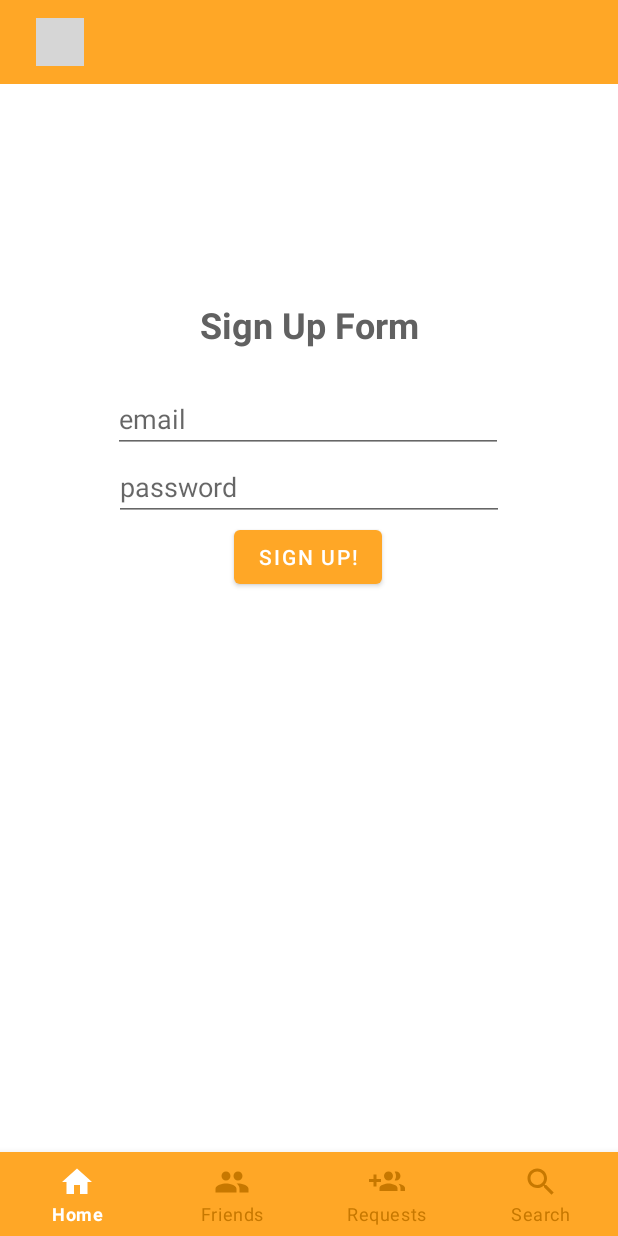
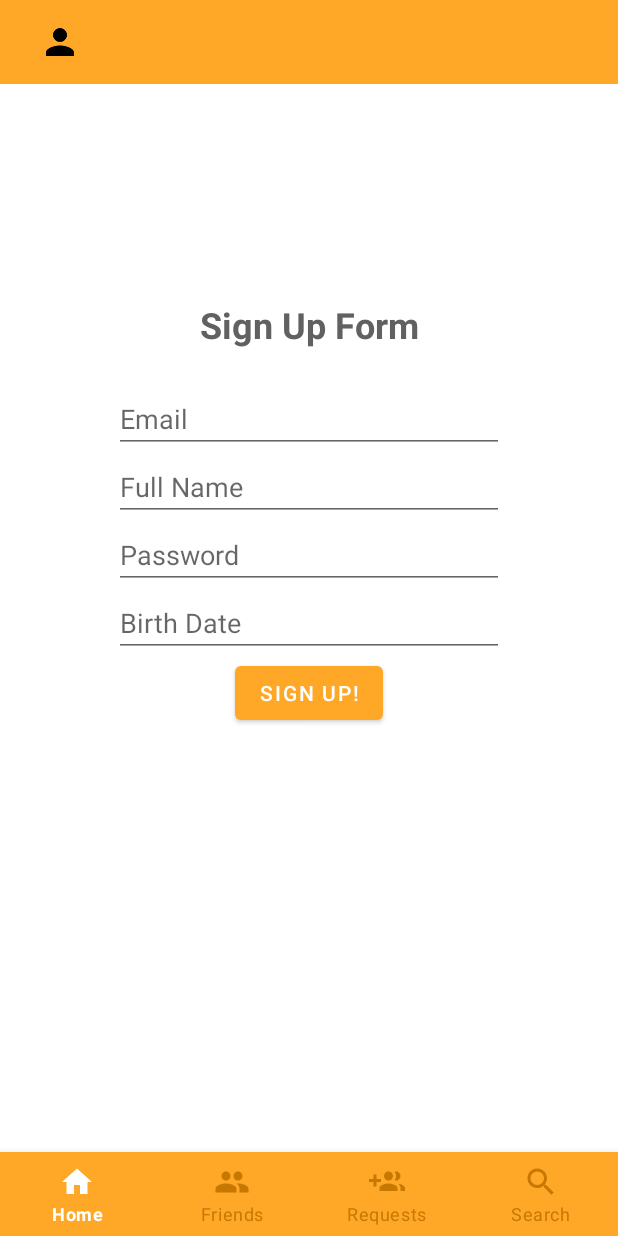
Before and after one commit to andreisimi96/feedback4me, an Android app: the fragment SignUpFragment placed in its activity, on a phone screen of 412 x 824 dp. Run offline under Robolectric (Android 15) with nearby library versions, the phone set to English and light mode, and no system bars; our stand-ins replace Firebase (no records; nobody signed in at launch, a user with empty details on screens opened directly); Roboto replaces fonts that are not available here; 1 statement that could not run was skipped; grey boxes are pictures that could not be loaded.

Commit message:
Refactoring and many improvements for the Sign Up screen.

```diff
--- a/app/build.gradle
+++ b/app/build.gradle
@@ -28,8 +28,8 @@ dependencies {
     implementation 'com.google.firebase:firebase-analytics:17.2.1'
     implementation 'com.google.firebase:firebase-auth:19.2.0'
     implementation 'com.google.firebase:firebase-firestore:21.3.1'
+    implementation 'com.google.firebase:firebase-database:19.2.0'
     implementation 'com.google.android.gms:play-services-auth:17.0.0'
-
     testImplementation 'junit:junit:4.12'
     androidTestImplementation 'androidx.test.ext:junit:1.1.1'
     androidTestImplementation 'androidx.test.espresso:espresso-core:3.2.0'
--- a/app/src/main/java/com/example/feedback4me/LoginActivity.java
+++ b/app/src/main/java/com/example/feedback4me/LoginActivity.java
@@ -11,7 +11,7 @@ import android.view.View;
 import android.widget.TextView;
 import android.widget.Toast;
 
-import com.example.feedback4me.LoginFragments.SignUpFragment;
+import com.example.feedback4me.UserFragments.SignUpFragment;
 import com.google.android.gms.auth.api.signin.GoogleSignIn;
 import com.google.android.gms.auth.api.signin.GoogleSignInAccount;
 import com.google.android.gms.auth.api.signin.GoogleSignInClient;
--- a/app/src/main/java/com/example/feedback4me/LoginFragments/SignUpFragment.java
+++ /dev/null
@@ -1,61 +0,0 @@
-package com.example.feedback4me.LoginFragments;
-
-import android.os.Bundle;
-
-import androidx.fragment.app.Fragment;
-
-import android.view.LayoutInflater;
-import android.view.View;
-import android.view.ViewGroup;
-import android.widget.Button;
-import android.widget.EditText;
-import android.widget.TextView;
-
-import com.example.feedback4me.R;
-
-public class SignUpFragment extends Fragment
-{
-
-
-    public SignUpFragment() {}
-
-    public static SignUpFragment newInstance()
-    {
-        SignUpFragment fragment = new SignUpFragment();
-        return fragment;
-    }
-
-    @Override
-    public void onCreate(Bundle savedInstanceState)
-    {
-        super.onCreate(savedInstanceState);
-    }
-
-    @Override
-    public View onCreateView(LayoutInflater inflater, ViewGroup container,
-                             Bundle savedInstanceState)
-    {
-        View rootView = inflater.inflate(R.layout.fragment_sign_up, container, false);
-
-        /*
-           On click -> send request to firebase auth
-         */
-        Button signUpButton = rootView.findViewById(R.id.signup_button);
-        TextView email = rootView.findViewById(R.id.edit_text_email_signup);
-        EditText password = rootView.findViewById(R.id.edit_text_password_signup);
-        signUpButton.setOnClickListener(new View.OnClickListener()
-        {
-            @Override
-            public void onClick(View v)
-            {
-                String
-            }
-        });
-
-
-
-        return rootView;
-    }
-
-
-}
--- a/app/src/main/java/com/example/feedback4me/MainActivity.java
+++ b/app/src/main/java/com/example/feedback4me/MainActivity.java
@@ -7,30 +7,23 @@ import androidx.fragment.app.Fragment;
 import androidx.fragment.app.FragmentTransaction;
 
 import android.content.Intent;
-import android.media.Image;
 import android.net.Uri;
 import android.os.Bundle;
-import android.provider.MediaStore;
-import android.util.Log;
 import android.view.MenuItem;
 import android.view.View;
 import android.widget.ImageView;
-import android.widget.TextView;
 
-import com.bumptech.glide.Glide;
 import com.example.feedback4me.NavigationFragments.FriendsFragment;
 import com.example.feedback4me.NavigationFragments.HomeFragment;
 import com.example.feedback4me.NavigationFragments.RequestsFragment;
 import com.example.feedback4me.NavigationFragments.SearchFragment;
-import com.example.feedback4me.SettingsFragments.UserSettingsFragment;
+import com.example.feedback4me.UserFragments.UserSettingsFragment;
+import com.example.feedback4me.Tools.GlideWrapper;
 import com.google.android.gms.auth.api.signin.GoogleSignIn;
-import com.google.android.gms.auth.api.signin.GoogleSignInClient;
 import com.google.android.gms.auth.api.signin.GoogleSignInOptions;
 import com.google.android.material.bottomnavigation.BottomNavigationView;
 import com.google.firebase.auth.FirebaseAuth;
 import com.google.firebase.auth.FirebaseUser;
-
-import org.w3c.dom.Text;
 
 public class MainActivity extends AppCompatActivity
 {
@@ -182,11 +175,7 @@ public class MainActivity extends AppCompatActivity
         if (user != null)
         {
             Uri photoUrl = user.getPhotoUrl();
-            Log.d("COME ON", "ceva e in neregula");
-            Glide.with(MainActivity.this)
-                    .load(photoUrl)
-                    .circleCrop()
-                    .into(user_avatar);
+            GlideWrapper.setAvatarFromUri(this, photoUrl, user_avatar);
         }
     }
 
--- a/app/src/main/java/com/example/feedback4me/NavigationFragments/HomeFragment.java
+++ b/app/src/main/java/com/example/feedback4me/NavigationFragments/HomeFragment.java
@@ -1,9 +1,6 @@
 package com.example.feedback4me.NavigationFragments;
 
-import android.content.Context;
 import android.content.Intent;
-import android.graphics.Bitmap;
-import android.graphics.BitmapFactory;
 import android.net.Uri;
 import android.os.Bundle;
 
@@ -15,10 +12,9 @@ import android.view.ViewGroup;
 import android.widget.ImageView;
 import android.widget.TextView;
 
-import com.bumptech.glide.Glide;
 import com.example.feedback4me.LoginActivity;
-import com.example.feedback4me.MainActivity;
 import com.example.feedback4me.R;
+import com.example.feedback4me.Tools.GlideWrapper;
 import com.google.firebase.auth.FirebaseAuth;
 import com.google.firebase.auth.FirebaseUser;
 
@@ -70,11 +66,7 @@ public class HomeFragment extends Fragment
             user_name.setText(name);
             user_email.setText(email);
 
-            Glide.with(this)
-                    .load(photoUrl)
-                    .circleCrop()
-                    .into(user_avatar);
-
+            GlideWrapper.setAvatarFromUri(getActivity(), photoUrl, user_avatar);
         }
         else
         {
--- /dev/null
+++ b/app/src/main/java/com/example/feedback4me/Tools/GlideWrapper.java
@@ -0,0 +1,27 @@
+package com.example.feedback4me.Tools;
+
+import android.app.Activity;
+import android.graphics.drawable.Drawable;
+import android.net.Uri;
+import android.widget.ImageView;
+import androidx.fragment.app.Fragment;
+
+import com.bumptech.glide.Glide;
+import com.bumptech.glide.load.DataSource;
+import com.bumptech.glide.load.engine.GlideException;
+import com.bumptech.glide.request.RequestListener;
+import com.bumptech.glide.request.target.Target;
+import com.example.feedback4me.R;
+
+public class GlideWrapper
+{
+    //in case the imageview fails, a default image is loaded
+    public static void setAvatarFromUri(final Activity activity, final Uri uri, final ImageView imageView)
+    {
+        Glide.with(activity)
+                .load(uri)
+                .circleCrop()
+                .placeholder(R.mipmap.ic_avatar_round)
+                .into(imageView);
+    }
+}
--- a/app/src/main/res/layout/fragment_sign_up.xml
+++ b/app/src/main/res/layout/fragment_sign_up.xml
@@ -6,7 +6,7 @@
     android:layout_height="match_parent"
     android:background="@color/white"
     android:elevation="2dp"
-    tools:context=".LoginFragments.SignUpFragment">
+    tools:context=".UserFragments.SignUpFragment">
 
     <EditText
         android:id="@+id/edit_text_password_signup"
@@ -20,7 +20,7 @@
         android:textColorLink="@color/colorPrimary"
         app:layout_constraintEnd_toEndOf="parent"
         app:layout_constraintStart_toStartOf="parent"
-        app:layout_constraintTop_toBottomOf="@+id/edit_text_email_signup" />
+        app:layout_constraintTop_toBottomOf="@+id/edit_text_username_signup" />
 
     <EditText
         android:id="@+id/edit_text_email_signup"
@@ -34,9 +34,22 @@
         android:textColor="@color/colorAccent"
         android:textColorLink="@color/colorPrimary"
         app:layout_constraintEnd_toEndOf="parent"
-        app:layout_constraintHorizontal_bias="0.496"
         app:layout_constraintStart_toStartOf="parent"
         app:layout_constraintTop_toBottomOf="@+id/signup_title" />
+
+    <EditText
+        android:id="@+id/edit_text_username_signup"
+        android:layout_width="260dp"
+        android:layout_height="wrap_content"
+        android:ems="10"
+        android:hint="@string/full_name"
+        android:importantForAutofill="no"
+        android:inputType="textEmailAddress"
+        android:textColor="@color/colorAccent"
+        android:textColorLink="@color/colorPrimary"
+        app:layout_constraintEnd_toEndOf="parent"
+        app:layout_constraintStart_toStartOf="parent"
+        app:layout_constraintTop_toBottomOf="@+id/edit_text_email_signup" />
 
     <TextView
         android:id="@+id/signup_title"
@@ -57,7 +70,21 @@
         android:layout_height="wrap_content"
         android:text="@string/sign_up"
         app:layout_constraintEnd_toEndOf="parent"
-        app:layout_constraintHorizontal_bias="0.498"
+        app:layout_constraintStart_toStartOf="parent"
+        app:layout_constraintTop_toBottomOf="@+id/edit_text_birthdate_signup" />
+
+    <EditText
+        android:id="@+id/edit_text_birthdate_signup"
+        android:layout_width="260dp"
+        android:layout_height="wrap_content"
+        android:ems="10"
+        android:hint="@string/birth_date"
+        android:importantForAutofill="no"
+        android:inputType="date"
+        android:focusableInTouchMode="true"
+        android:cursorVisible="false"
+        android:focusable="false"
+        app:layout_constraintEnd_toEndOf="parent"
         app:layout_constraintStart_toStartOf="parent"
         app:layout_constraintTop_toBottomOf="@+id/edit_text_password_signup" />
 
--- a/app/src/main/res/layout/fragment_user_settings.xml
+++ b/app/src/main/res/layout/fragment_user_settings.xml
@@ -4,7 +4,7 @@
     xmlns:tools="http://schemas.android.com/tools"
     android:layout_width="match_parent"
     android:layout_height="match_parent"
-    tools:context=".SettingsFragments.UserSettingsFragment"
+    tools:context=".UserFragments.UserSettingsFragment"
     android:background="@color/white"
     android:clickable="true">
 
--- a/app/src/main/res/values/strings.xml
+++ b/app/src/main/res/values/strings.xml
@@ -1,13 +1,14 @@
 <resources>
     <string name="app_name">feedback4me</string>
     <string name="feedback4me_logo">feedback4me logo</string>
-    <string name="email">email</string>
-    <string name="password">password</string>
-    <string name="login">login</string>
+    <string name="email">Email</string>
+    <string name="password">Password</string>
+    <string name="login">Login</string>
     <string name="no_account">No account?</string>
     <string name="sign_up_here">Sign up here!</string>
     <string name="or">OR</string>
     <string name="username">Username</string>
+    <string name="full_name">Full Name</string>
     <string name="user_profile_picture">User Profile Picture</string>
     <string name="turn_on_notifications">Turn On Notifications</string>
     <string name="allow_feedback_on_profile">Allow Feedback on Profile</string>
@@ -21,4 +22,5 @@
 
     <string name="sign_up_form">Sign Up Form</string>
     <string name="sign_up">Sign Up!</string>
+    <string name="birth_date">Birth Date</string>
 </resources>
```
Also changed, not shown: app/src/main/java/com/example/feedback4me/UserFragments/SignUpFragment.java (added, +195 -0 lines), app/src/main/java/com/example/feedback4me/UserFragments/User.java (added, +25 -0 lines), app/src/main/java/com/example/feedback4me/UserFragments/UserSettingsFragment.java (renamed from app/src/main/java/com/example/feedback4me/SettingsFragments/UserSettingsFragment.java, +3 -7 lines).
